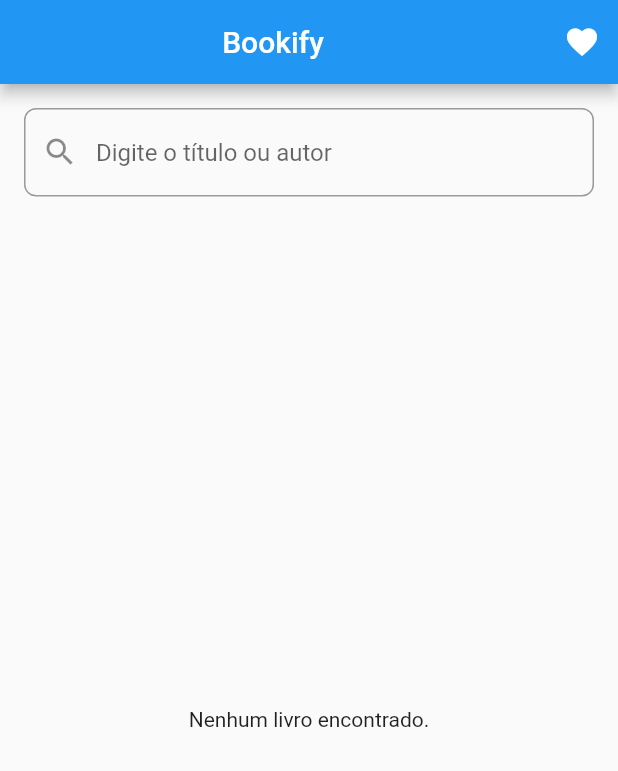
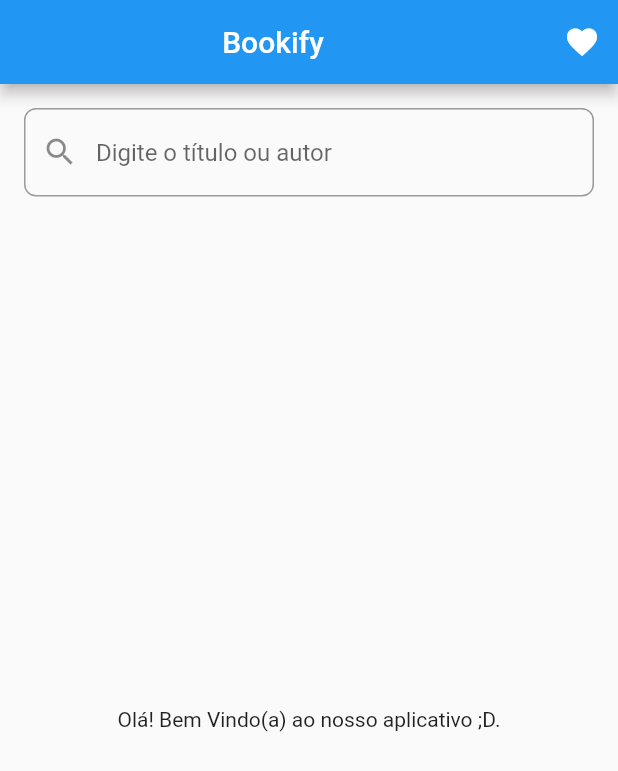
Before and after one commit to laurapsantana/app_livro, a Flutter app: the screen it shows after launch, on a phone screen of 412 x 824 dp. Shown: the top 771 px of the screen. Run offline on Flutter 3.47's test engine with Material 2 defaults, Android fonts, the phone set to English and light mode, and no system bars; our stand-ins replace sqflite; accounts and stored records are empty.

Commit message:
livros.dart
update

```diff
--- a/app_livros/lib/pages/livros.dart
+++ b/app_livros/lib/pages/livros.dart
@@ -70,7 +70,6 @@ class _LivrosPageState extends State<LivrosPage> {
           ),
         ],
       ),
-
       body: Padding(
         padding: const EdgeInsets.all(16.0),
         child: Column(
@@ -97,7 +96,7 @@ class _LivrosPageState extends State<LivrosPage> {
             ),
             Expanded(
               child: books.isEmpty && !_isLoading
-                  ? Center(child: Text('Nenhum livro encontrado.'))
+                  ? Center(child: Text('Olá! Bem Vindo(a) ao nosso aplicativo ;D.'))
                   : ListView.builder(
                 itemCount: books.length,
                 itemBuilder: (context, index) {
```
